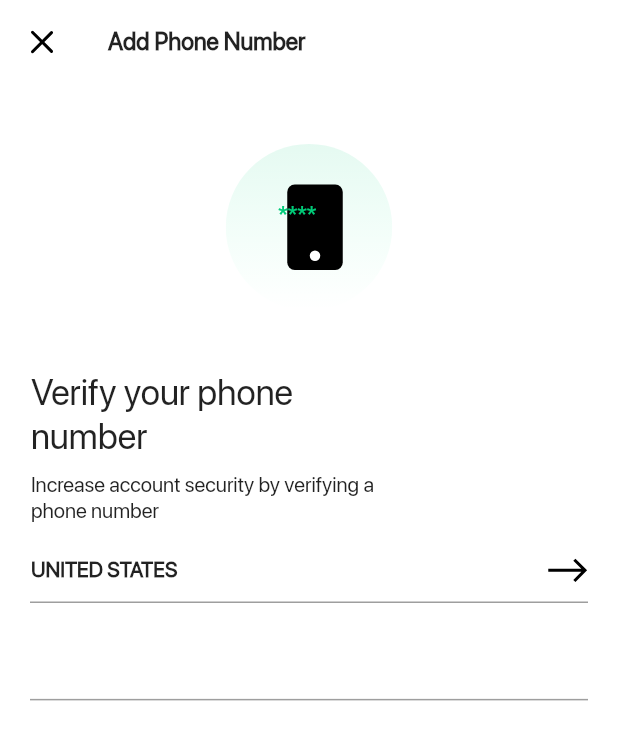
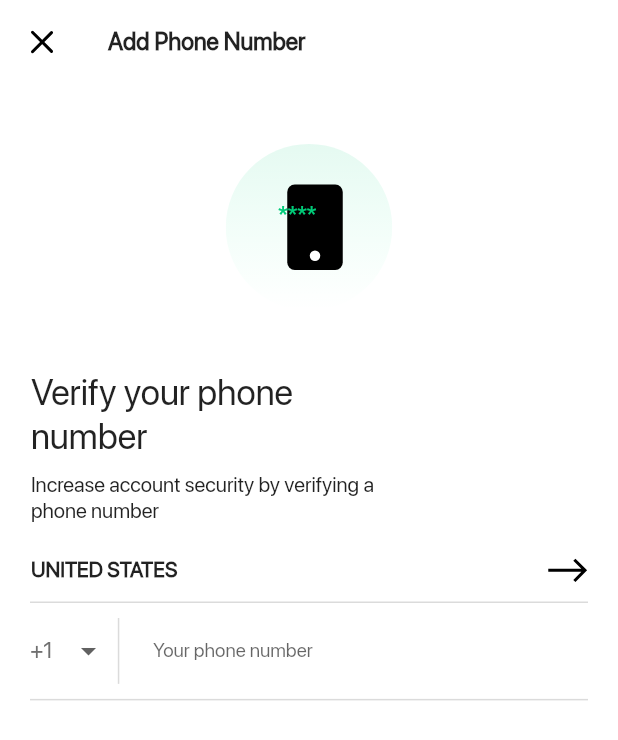
Before and after one commit to CasualEngineerZombie/Coiny-App-Flutter, a Flutter app: the VerifyPhoneNumberScreen screen opened directly, on a phone screen of 412 x 824 dp. Shown: the top 740 px of the screen. Run offline on Flutter 3.47's test engine with Material 2 defaults, Android fonts, the phone set to English and light mode, and no system bars; our stand-ins replace flutter_svg; missing offline and left inert: flutter_sparkline.

Commit message:
added number text field

```diff
--- a/lib/constants.dart
+++ b/lib/constants.dart
@@ -65,3 +65,4 @@ const greenPrice = Color(0xff00CA78);
 const sparkLineColor2 = Color(0xffFFB119);
 const chartFillColor = Color(0xffDBF7EC);
 const chartFillColor2 = Color(0xffFFFAF4);
+const borderColor = Color(0xff707070);
--- a/lib/screens/verify_phone_number.dart
+++ b/lib/screens/verify_phone_number.dart
@@ -8,6 +8,9 @@ class VerifyPhoneNumberScreen extends StatefulWidget {
 }
 
 class _VerifyPhoneNumberScreenState extends State<VerifyPhoneNumberScreen> {
+  var _numberCodes = ['+1', '+69', '+24'];
+  var _currentNumberCode = '+1';
+
   @override
   Widget build(BuildContext context) {
     final _width = MediaQuery.of(context).size.width;
@@ -79,21 +82,84 @@ class _VerifyPhoneNumberScreenState extends State<VerifyPhoneNumberScreen> {
                   ],
                 ),
               ),
-              SizedBox(height: 10,),
+              SizedBox(
+                height: 10,
+              ),
               Container(
-                height: _height*0.08,
+                height: _height * 0.08,
                 decoration: BoxDecoration(
                   border: Border(
                     top: BorderSide(
-                      color: Colors.grey,
+                      color: borderColor.withOpacity(0.25),
                       width: 1,
                     ),
                     bottom: BorderSide(
-                      color: Colors.grey,
+                      color: borderColor.withOpacity(0.25),
                       width: 1,
                     ),
                   ),
                 ),
+                child: Row(
+                  children: [
+                    DropdownButtonHideUnderline(
+                      child: DropdownButton(
+                        elevation: 0,
+                        items: _numberCodes.map((String dropDownNumberCodes) {
+                          return DropdownMenuItem<String>(
+                            value: dropDownNumberCodes,
+                            child: Text(
+                              '$dropDownNumberCodes',
+                              style: TextStyle(
+                                fontFamily: 'SF',
+                                fontSize: 15,
+                                color: bottomBorderColor,
+                              ),
+                            ),
+                          );
+                        }).toList(),
+                        onChanged: (String newValueSelected) {
+                          setState(() {
+                            this._currentNumberCode = newValueSelected;
+                          });
+                        },
+                        value: _currentNumberCode,
+                      ),
+                    ),
+                    VerticalDivider(
+                      color: borderColor.withOpacity(0.25),
+                      thickness: 1,
+                      indent: 10,
+                      endIndent: 10,
+                    ),
+                    Container(
+                      width: _width * 0.62,
+                      height: _height * 0.1,
+                      child: Align(
+                        alignment: Alignment.center,
+                        child: TextField(
+                          style: TextStyle(
+                            fontFamily: 'SF',
+                            fontSize: 13,
+                            color: bottomBorderColor,
+                          ),
+                          keyboardType: TextInputType.number,
+                          decoration: InputDecoration(
+                              border: InputBorder.none,
+                              focusedBorder: InputBorder.none,
+                              enabledBorder: InputBorder.none,
+                              errorBorder: InputBorder.none,
+                              disabledBorder: InputBorder.none,
+                              contentPadding: EdgeInsets.only(
+                                  left: 15, bottom: 11, top: 11, right: 15),
+                              hintText: "Your phone number"),
+                        ),
+                      ),
+                    )
+                  ],
+                ),
+              ),
+              SizedBox(
+                height: 10,
               ),
             ],
           ),
```
